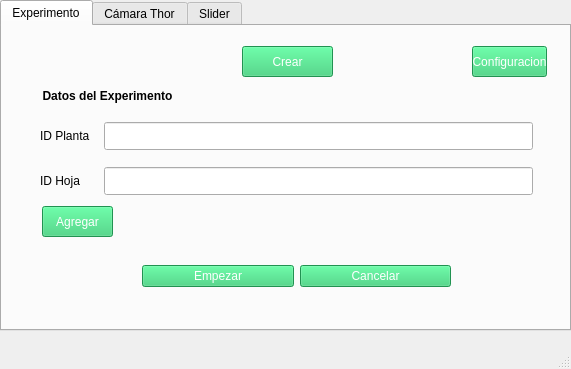
Above: interfaz.ui from rodrigoCastroReyes/HiperSpectralSystemUI before the change. Below: the same form after it.
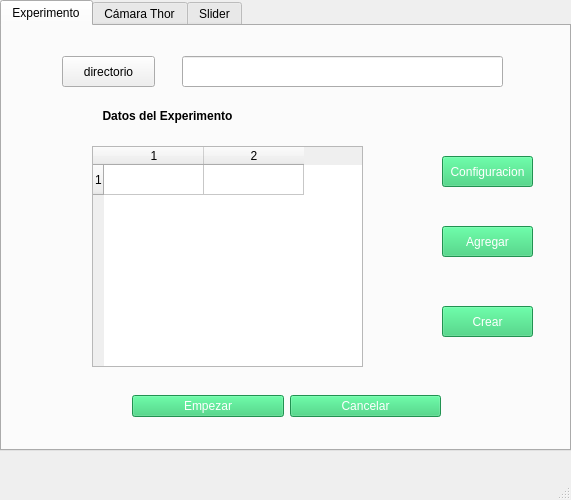
That is the form after the change.

Commit message: agregando interfas grafica principal

Diff of the .ui file:
```diff
--- a/interfaz.ui
+++ b/interfaz.ui
@@ -7,7 +7,7 @@
     <x>0</x>
     <y>0</y>
     <width>571</width>
-    <height>369</height>
+    <height>500</height>
    </rect>
   </property>
   <property name="maximumSize">
@@ -39,7 +39,7 @@
       <x>0</x>
       <y>0</y>
       <width>571</width>
-      <height>331</height>
+      <height>451</height>
      </rect>
     </property>
     <property name="currentIndex">
@@ -61,8 +61,8 @@
      <widget class="QPushButton" name="createSessionButton">
       <property name="geometry">
        <rect>
-        <x>240</x>
-        <y>20</y>
+        <x>440</x>
+        <y>280</y>
         <width>91</width>
         <height>31</height>
        </rect>
@@ -78,8 +78,8 @@
      <widget class="QLabel" name="label_7">
       <property name="geometry">
        <rect>
-        <x>20</x>
-        <y>50</y>
+        <x>80</x>
+        <y>70</y>
         <width>171</width>
         <height>39</height>
        </rect>
@@ -100,55 +100,11 @@
        <set>Qt::AlignCenter</set>
       </property>
      </widget>
-     <widget class="QWidget" name="gridLayoutWidget">
-      <property name="geometry">
-       <rect>
-        <x>30</x>
-        <y>90</y>
-        <width>501</width>
-        <height>86</height>
-       </rect>
-      </property>
-      <layout class="QGridLayout" name="gridLayout_3">
-       <item row="0" column="0">
-        <widget class="QLabel" name="idPlataLabel">
-         <property name="text">
-          <string>ID Planta</string>
-         </property>
-        </widget>
-       </item>
-       <item row="1" column="0">
-        <widget class="QLabel" name="label_9">
-         <property name="text">
-          <string>ID Hoja</string>
-         </property>
-        </widget>
-       </item>
-       <item row="1" column="1">
-        <widget class="QLineEdit" name="lineEditHoja">
-         <property name="styleSheet">
-          <string notr="true">QLineEdit{
-	margin: 5px 0px 5px 0px; 
-}</string>
-         </property>
-        </widget>
-       </item>
-       <item row="0" column="1">
-        <widget class="QLineEdit" name="lineEditPlanta">
-         <property name="styleSheet">
-          <string notr="true">QLineEdit{
-	margin: 5px 0px 5px 0px; 
-}</string>
-         </property>
-        </widget>
-       </item>
-      </layout>
-     </widget>
      <widget class="QWidget" name="layoutWidget">
       <property name="geometry">
        <rect>
-        <x>140</x>
-        <y>230</y>
+        <x>130</x>
+        <y>360</y>
         <width>309</width>
         <height>41</height>
        </rect>
@@ -181,9 +137,9 @@
      <widget class="QPushButton" name="addFieldButton">
       <property name="geometry">
        <rect>
-        <x>40</x>
-        <y>180</y>
-        <width>71</width>
+        <x>440</x>
+        <y>200</y>
+        <width>91</width>
         <height>31</height>
        </rect>
       </property>
@@ -198,9 +154,9 @@
      <widget class="QPushButton" name="configButton">
       <property name="geometry">
        <rect>
-        <x>470</x>
-        <y>20</y>
-        <width>75</width>
+        <x>440</x>
+        <y>130</y>
+        <width>91</width>
         <height>31</height>
        </rect>
       </property>
@@ -212,6 +168,48 @@
        <string>Configuracion</string>
       </property>
      </widget>
+     <widget class="QTableWidget" name="tableWidget">
+      <property name="geometry">
+       <rect>
+        <x>90</x>
+        <y>120</y>
+        <width>271</width>
+        <height>221</height>
+       </rect>
+      </property>
+      <property name="rowCount">
+       <number>1</number>
+      </property>
+      <property name="columnCount">
+       <number>2</number>
+      </property>
+      <row/>
+      <column/>
+      <column/>
+     </widget>
+     <widget class="QPushButton" name="pathButton">
+      <property name="geometry">
+       <rect>
+        <x>60</x>
+        <y>30</y>
+        <width>93</width>
+        <height>31</height>
+       </rect>
+      </property>
+      <property name="text">
+       <string>directorio</string>
+      </property>
+     </widget>
+     <widget class="QLineEdit" name="lineEdit">
+      <property name="geometry">
+       <rect>
+        <x>180</x>
+        <y>30</y>
+        <width>321</width>
+        <height>31</height>
+       </rect>
+      </property>
+     </widget>
     </widget>
     <widget class="QWidget" name="CameraTab">
      <attribute name="title">
```
Left out of the diff: 4 changed lines with no effect on the pictures. The commit also changes 2 other files.
